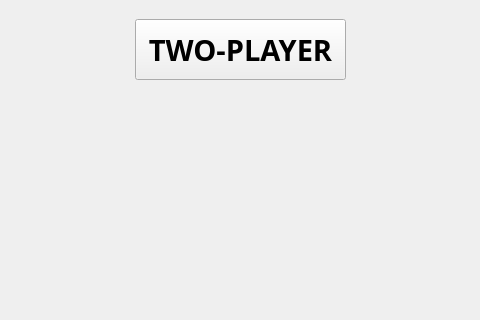
Before: the Qt Designer form TankGame/selectlevelwindow.ui in anlowee/TankGame, drawn with Qt 5; both pictures show x 175 to 655 and y 311 to 631 of the 842 by 631 pixel window.
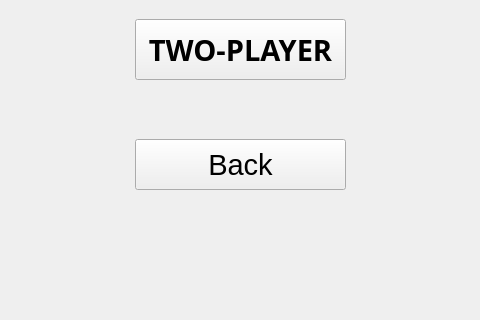
After: the same form once the commit is applied. Icons and pictures are not drawn.

Commit message: update Windows exchange- bugs

What changed in the file:
```diff
--- a/TankGame/selectlevelwindow.ui
+++ b/TankGame/selectlevelwindow.ui
@@ -76,6 +76,28 @@
     <string>TWO-PLAYER</string>
    </property>
   </widget>
+  <widget class="QPushButton" name="pushButton_3">
+   <property name="geometry">
+    <rect>
+     <x>310</x>
+     <y>450</y>
+     <width>211</width>
+     <height>51</height>
+    </rect>
+   </property>
+   <property name="font">
+    <font>
+     <family>Arial</family>
+     <pointsize>22</pointsize>
+    </font>
+   </property>
+   <property name="styleSheet">
+    <string notr="true">border-image: url(:/sample/photo/startbutton.jpg);</string>
+   </property>
+   <property name="text">
+    <string>Back</string>
+   </property>
+  </widget>
  </widget>
  <resources/>
  <connections/>
```
The commit also changes 7 other files.
